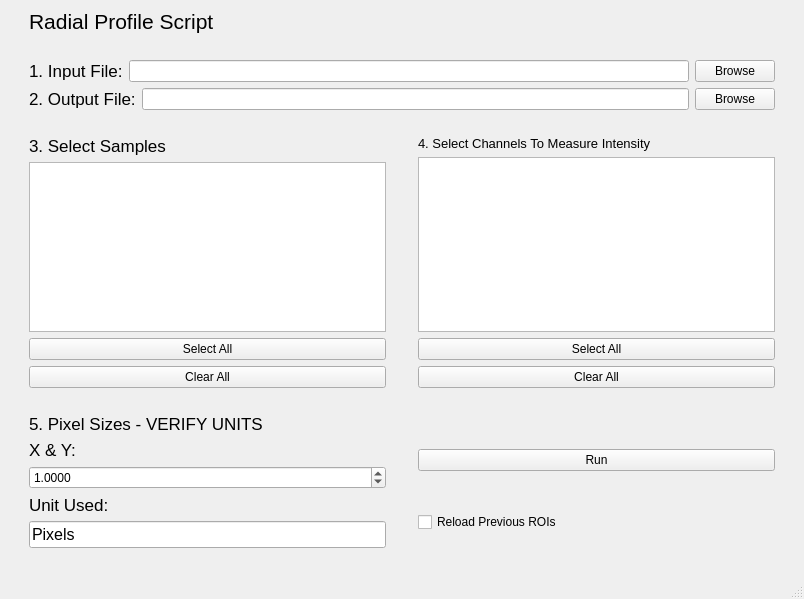
HarrisonWismer/RadialProfile, file radialUI.ui: the form before one commit.
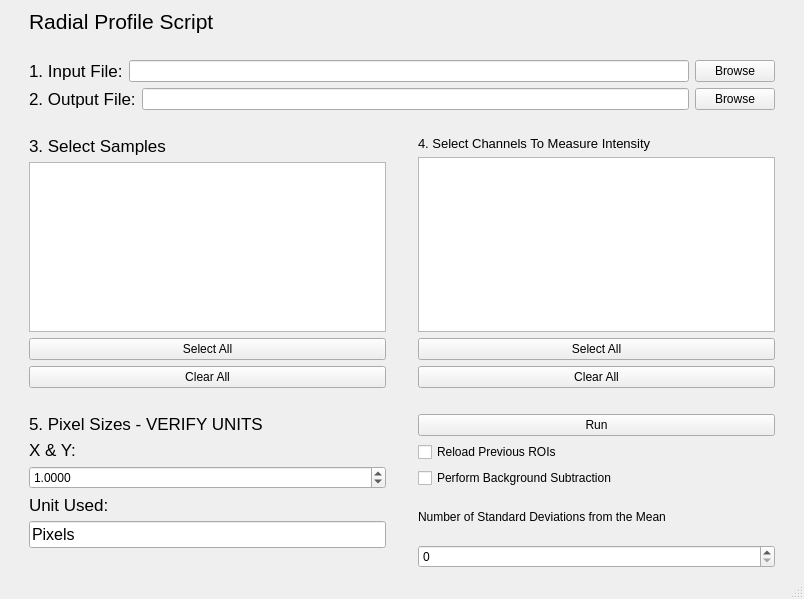
The form after the commit.

Commit message: Added Background Subtraction Functionality

Diff of the .ui file:
```diff
--- a/radialUI.ui
+++ b/radialUI.ui
@@ -339,6 +339,33 @@
         </property>
        </widget>
       </item>
+      <item>
+       <widget class="QCheckBox" name="backgroundSubtract">
+        <property name="text">
+         <string>Perform Background Subtraction</string>
+        </property>
+       </widget>
+      </item>
+      <item>
+       <widget class="QLabel" name="label_7">
+        <property name="maximumSize">
+         <size>
+          <width>349</width>
+          <height>16777215</height>
+         </size>
+        </property>
+        <property name="text">
+         <string>Number of Standard Deviations from the Mean</string>
+        </property>
+       </widget>
+      </item>
+      <item>
+       <widget class="QSpinBox" name="stdDevs">
+        <property name="maximum">
+         <number>10</number>
+        </property>
+       </widget>
+      </item>
      </layout>
     </item>
    </layout>
```
Left out of the diff: 270 changed lines with no effect on the pictures. The commit also changes 4 other files.
